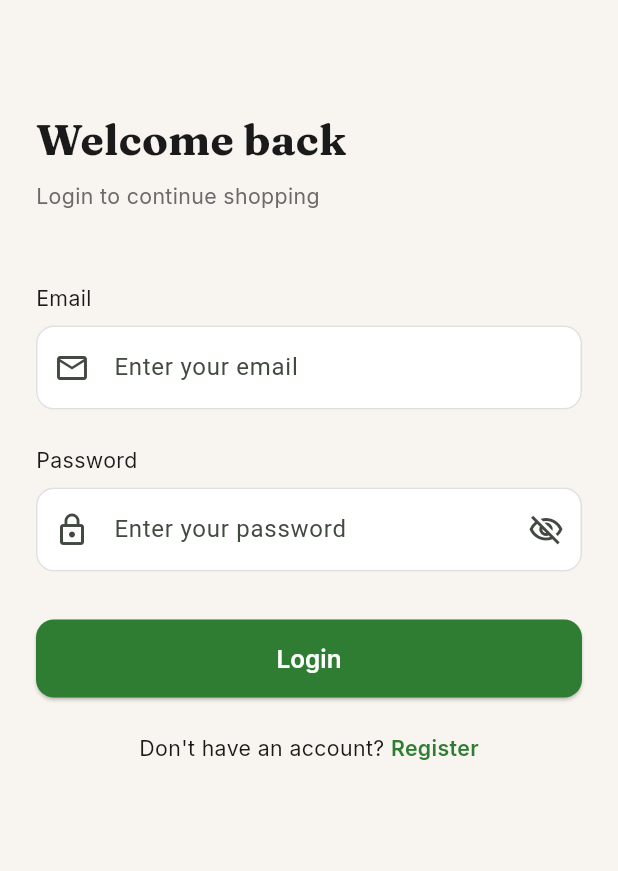
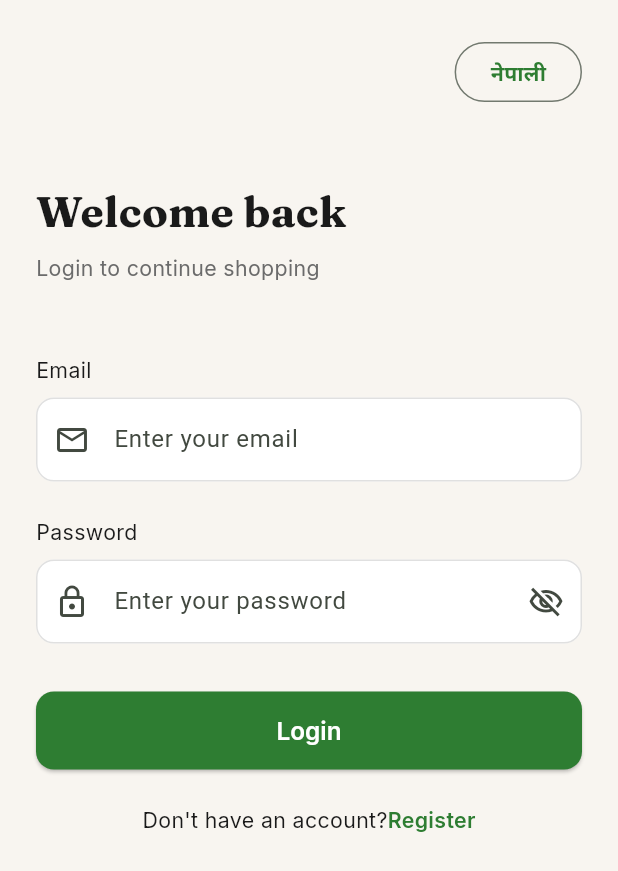
Before and after one commit to prasiddha-dahal/ResGo, a Flutter app: the LoginScreen screen opened directly, on a phone screen of 412 x 824 dp. Shown: the top 871 px of the screen. Run offline on Flutter 3.47's test engine with Material 3 defaults, Android fonts, the phone set to English and light mode, and no system bars; our stand-ins replace awesome_dialog, cached_network_image, carousel_slider, dartz, dio, flutter_html and 11 more; missing offline and left inert: go_transitions; accounts and stored records are empty; network calls fail.

Commit message:
feat(login): add english and nepali language switching in login screen

````diff
--- a/lib/core/providers/core_provider.dart
+++ b/lib/core/providers/core_provider.dart
@@ -8,6 +8,7 @@ import 'package:resgo/core/network/auth_interceptor.dart';
 import 'package:resgo/core/network/network_info.dart';
 import 'package:resgo/core/session/session_service.dart';
 import 'package:shared_preferences/shared_preferences.dart';
+import 'package:flutter/material.dart';
 
 /// ─────────────────────────────────────────────────────────────
 /// CORE PROVIDERS
@@ -76,3 +77,5 @@ final sessionServiceProvider = FutureProvider<SessionService>((ref) async {
   final prefs = await ref.watch(sharedPreferencesProvider.future);
   return SessionService(prefs);
 });
+
+final localeProvider = StateProvider<Locale>((ref) => const Locale('en'));
--- a/lib/features/auth/presentation/screens/login_screen.dart
+++ b/lib/features/auth/presentation/screens/login_screen.dart
@@ -1,12 +1,14 @@
 import 'package:flutter/material.dart';
 import 'package:flutter_riverpod/flutter_riverpod.dart';
 import 'package:go_router/go_router.dart';
+import 'package:resgo/core/providers/core_provider.dart';
 import 'package:resgo/core/router/app_routes.dart';
 import 'package:resgo/core/theme/app_colors.dart';
 import 'package:resgo/core/theme/app_dimensions.dart';
 import 'package:resgo/core/theme/app_text_styles.dart';
 import 'package:resgo/features/auth/data/models/requests/login_request/login_request.dart';
 import 'package:resgo/features/auth/presentation/providers/auth_controller.dart';
+import 'package:resgo/l10n/app_localizations.dart';
 import 'package:top_snackbar_flutter/custom_snack_bar.dart';
 import 'package:top_snackbar_flutter/top_snack_bar.dart';
 import 'package:loading_animation_widget/loading_animation_widget.dart';
@@ -63,6 +65,8 @@ class _LoginScreenState extends ConsumerState<LoginScreen> {
   Widget build(BuildContext context) {
     final authState = ref.watch(authControllerProvider);
     final isLoading = authState.status == AuthStatus.loading;
+    final l10n = AppLocalizations.of(context);
+    final currentLocale = ref.watch(localeProvider);
 
     return Scaffold(
       backgroundColor: AppColors.background,
@@ -74,11 +78,30 @@ class _LoginScreenState extends ConsumerState<LoginScreen> {
             child: Column(
               crossAxisAlignment: CrossAxisAlignment.start,
               children: [
+                Align(
+                  alignment: Alignment.centerRight,
+                  child: OutlinedButton(
+                    onPressed: () {
+                      final newLocale = currentLocale.languageCode == 'en'
+                          ? const Locale('ne')
+                          : const Locale('en');
+                      ref.read(localeProvider.notifier).state = newLocale;
+                    },
+                    child: Text(
+                      currentLocale.languageCode == 'en' ? 'नेपाली' : 'English',
+                      style: AppTextStyles.bodyMedium.copyWith(
+                        color: AppColors.primary,
+                        fontWeight: FontWeight.w600,
+                      ),
+                    ),
+                  ),
+                ),
+
                 const SizedBox(height: AppDimensions.xxl),
-                Text('Welcome back', style: AppTextStyles.heading1),
+                Text( l10n!.welcomeBack , style: AppTextStyles.heading1),
                 const SizedBox(height: AppDimensions.sm),
                 Text(
-                  'Login to continue shopping',
+                  l10n.loginSubtitle,
                   style: AppTextStyles.bodyMedium.copyWith(
                     color: AppColors.textSecondary,
                   ),
@@ -86,22 +109,22 @@ class _LoginScreenState extends ConsumerState<LoginScreen> {
                 const SizedBox(height: AppDimensions.xxl),
 
                 // Email
-                Text('Email', style: AppTextStyles.bodyMedium),
+                Text(l10n.email, style: AppTextStyles.bodyMedium),
                 const SizedBox(height: AppDimensions.sm),
                 TextFormField(
                   controller: _emailController,
                   keyboardType: TextInputType.emailAddress,
                   textInputAction: TextInputAction.next,
-                  decoration: const InputDecoration(
-                    hintText: 'Enter your email',
-                    prefixIcon: Icon(Icons.email_outlined),
+                  decoration: InputDecoration(
+                    hintText: l10n.emailHint ,
+                    prefixIcon: const Icon(Icons.email_outlined),
                   ),
                   validator: (value) {
                     if (value == null || value.trim().isEmpty) {
-                      return 'Email is required';
+                      return l10n.emailRequired;
                     }
                     if (!value.contains('@')) {
-                      return 'Enter a valid email';
+                      return l10n.emailInvalid;
                     }
                     return null;
                   },
@@ -109,7 +132,7 @@ class _LoginScreenState extends ConsumerState<LoginScreen> {
                 const SizedBox(height: AppDimensions.lg),
 
                 // Password
-                Text('Password', style: AppTextStyles.bodyMedium),
+                Text(l10n.password, style: AppTextStyles.bodyMedium),
                 const SizedBox(height: AppDimensions.sm),
                 TextFormField(
                   controller: _passwordController,
@@ -117,7 +140,7 @@ class _LoginScreenState extends ConsumerState<LoginScreen> {
                   textInputAction: TextInputAction.done,
                   onFieldSubmitted: (_) => _onLogin(),
                   decoration: InputDecoration(
-                    hintText: 'Enter your password',
+                    hintText: l10n.passwordHint,
                     prefixIcon: const Icon(Icons.lock_outline),
                     suffixIcon: IconButton(
                       icon: Icon(
@@ -132,10 +155,10 @@ class _LoginScreenState extends ConsumerState<LoginScreen> {
                   ),
                   validator: (value) {
                     if (value == null || value.isEmpty) {
-                      return 'Password is required';
+                      return l10n.passwordRequired;
                     }
                     if (value.length < 6) {
-                      return 'Password must be at least 6 characters';
+                      return l10n.passwordRequired;
                     }
                     return null;
                   },
@@ -153,7 +176,7 @@ class _LoginScreenState extends ConsumerState<LoginScreen> {
                             color: AppColors.textOnPrimary,
                             size: AppDimensions.iconMd,
                           )
-                        : const Text('Login'),
+                        : Text(l10n.login),
                   ),
                 ),
                 const SizedBox(height: AppDimensions.lg),
@@ -163,13 +186,13 @@ class _LoginScreenState extends ConsumerState<LoginScreen> {
                   mainAxisAlignment: MainAxisAlignment.center,
                   children: [
                     Text(
-                      "Don't have an account? ",
+                      l10n.noAccount,
                       style: AppTextStyles.bodyMedium,
                     ),
                     GestureDetector(
                       onTap: () => context.replace(AppRoutes.register),
                       child: Text(
-                        'Register',
+                        l10n.register,
                         style: AppTextStyles.bodyMedium.copyWith(
                           color: AppColors.primary,
                           fontWeight: FontWeight.w600,
--- /dev/null
+++ b/lib/l10n/app_localizations.dart
@@ -0,0 +1,207 @@
+import 'dart:async';
+
+import 'package:flutter/foundation.dart';
+import 'package:flutter/widgets.dart';
+import 'package:flutter_localizations/flutter_localizations.dart';
+import 'package:intl/intl.dart' as intl;
+
+import 'app_localizations_en.dart';
+import 'app_localizations_ne.dart';
+
+// ignore_for_file: type=lint
+
+/// Callers can lookup localized strings with an instance of AppLocalizations
+/// returned by `AppLocalizations.of(context)`.
+///
+/// Applications need to include `AppLocalizations.delegate()` in their app's
+/// `localizationDelegates` list, and the locales they support in the app's
+/// `supportedLocales` list. For example:
+///
+/// ```dart
+/// import 'l10n/app_localizations.dart';
+///
+/// return MaterialApp(
+///   localizationsDelegates: AppLocalizations.localizationsDelegates,
+///   supportedLocales: AppLocalizations.supportedLocales,
+///   home: MyApplicationHome(),
+/// );
+/// ```
+///
+/// ## Update pubspec.yaml
+///
+/// Please make sure to update your pubspec.yaml to include the following
+/// packages:
+///
+/// ```yaml
+/// dependencies:
+///   # Internationalization support.
+///   flutter_localizations:
+///     sdk: flutter
+///   intl: any # Use the pinned version from flutter_localizations
+///
+///   # Rest of dependencies
+/// ```
+///
+/// ## iOS Applications
+///
+/// iOS applications define key application metadata, including supported
+/// locales, in an Info.plist file that is built into the application bundle.
+/// To configure the locales supported by your app, you’ll need to edit this
+/// file.
+///
+/// First, open your project’s ios/Runner.xcworkspace Xcode workspace file.
+/// Then, in the Project Navigator, open the Info.plist file under the Runner
+/// project’s Runner folder.
+///
+/// Next, select the Information Property List item, select Add Item from the
+/// Editor menu, then select Localizations from the pop-up menu.
+///
+/// Select and expand the newly-created Localizations item then, for each
+/// locale your application supports, add a new item and select the locale
+/// you wish to add from the pop-up menu in the Value field. This list should
+/// be consistent with the languages listed in the AppLocalizations.supportedLocales
+/// property.
+abstract class AppLocalizations {
+  AppLocalizations(String locale) : localeName = intl.Intl.canonicalizedLocale(locale.toString());
+
+  final String localeName;
+
+  static AppLocalizations? of(BuildContext context) {
+    return Localizations.of<AppLocalizations>(context, AppLocalizations);
+  }
+
+  static const LocalizationsDelegate<AppLocalizations> delegate = _AppLocalizationsDelegate();
+
+  /// A list of this localizations delegate along with the default localizations
+  /// delegates.
+  ///
+  /// Returns a list of localizations delegates containing this delegate along with
+  /// GlobalMaterialLocalizations.delegate, GlobalCupertinoLocalizations.delegate,
+  /// and GlobalWidgetsLocalizations.delegate.
+  ///
+  /// Additional delegates can be added by appending to this list in
+  /// MaterialApp. This list does not have to be used at all if a custom list
+  /// of delegates is preferred or required.
+  static const List<LocalizationsDelegate<dynamic>> localizationsDelegates = <LocalizationsDelegate<dynamic>>[
+    delegate,
+    GlobalMaterialLocalizations.delegate,
+    GlobalCupertinoLocalizations.delegate,
+    GlobalWidgetsLocalizations.delegate,
+  ];
+
+  /// A list of this localizations delegate's supported locales.
+  static const List<Locale> supportedLocales = <Locale>[
+    Locale('en'),
+    Locale('ne')
+  ];
+
+  /// No description provided for @welcomeBack.
+  ///
+  /// In en, this message translates to:
+  /// **'Welcome back'**
+  String get welcomeBack;
+
+  /// No description provided for @loginSubtitle.
+  ///
+  /// In en, this message translates to:
+  /// **'Login to continue shopping'**
+  String get loginSubtitle;
+
+  /// No description provided for @email.
+  ///
+  /// In en, this message translates to:
+  /// **'Email'**
+  String get email;
+
+  /// No description provided for @emailHint.
+  ///
+  /// In en, this message translates to:
+  /// **'Enter your email'**
+  String get emailHint;
+
+  /// No description provided for @password.
+  ///
+  /// In en, this message translates to:
+  /// **'Password'**
+  String get password;
+
+  /// No description provided for @passwordHint.
+  ///
+  /// In en, this message translates to:
+  /// **'Enter your password'**
+  String get passwordHint;
+
+  /// No description provided for @login.
+  ///
+  /// In en, this message translates to:
+  /// **'Login'**
+  String get login;
+
+  /// No description provided for @noAccount.
+  ///
+  /// In en, this message translates to:
+  /// **'Don\'t have an account?'**
+  String get noAccount;
+
+  /// No description provided for @register.
+  ///
+  /// In en, this message translates to:
+  /// **'Register'**
+  String get register;
+
+  /// No description provided for @emailRequired.
+  ///
+  /// In en, this message translates to:
+  /// **'Email is required'**
+  String get emailRequired;
+
+  /// No description provided for @emailInvalid.
+  ///
+  /// In en, this message translates to:
+  /// **'Enter a valid email'**
+  String get emailInvalid;
+
+  /// No description provided for @passwordRequired.
+  ///
+  /// In en, this message translates to:
+  /// **'Password is required'**
+  String get passwordRequired;
+
+  /// No description provided for @passwordMinLength.
+  ///
+  /// In en, this message translates to:
+  /// **'Password must be at least 6 characters'**
+  String get passwordMinLength;
+}
+
+class _AppLocalizationsDelegate extends LocalizationsDelegate<AppLocalizations> {
+  const _AppLocalizationsDelegate();
+
+  @override
+  Future<AppLocalizations> load(Locale locale) {
+    return SynchronousFuture<AppLocalizations>(lookupAppLocalizations(locale));
+  }
+
+  @override
+  bool isSupported(Locale locale) => <String>['en', 'ne'].contains(locale.languageCode);
+
+  @override
+  bool shouldReload(_AppLocalizationsDelegate old) => false;
+}
+
+AppLocalizations lookupAppLocalizations(Locale locale) {
+
+
+  // Lookup logic when only language code is specified.
+  switch (locale.languageCode) {
+    case 'en': return AppLocalizationsEn();
+    case 'ne': return AppLocalizationsNe();
+  }
+
+  throw FlutterError(
+    'AppLocalizations.delegate failed to load unsupported locale "$locale". This is likely '
+    'an issue with the localizations generation tool. Please file an issue '
+    'on GitHub with a reproducible sample app and the gen-l10n configuration '
+    'that was used.'
+  );
+}
````
Also changed, not shown: lib/features/app/app.dart (+9 -0 lines), lib/l10n/app_en.arb (added, +16 -0 lines), lib/l10n/app_localizations_en.dart (added, +49 -0 lines), lib/l10n/app_localizations_ne.dart (added, +49 -0 lines), lib/l10n/app_ne.arb (added, +16 -0 lines).
